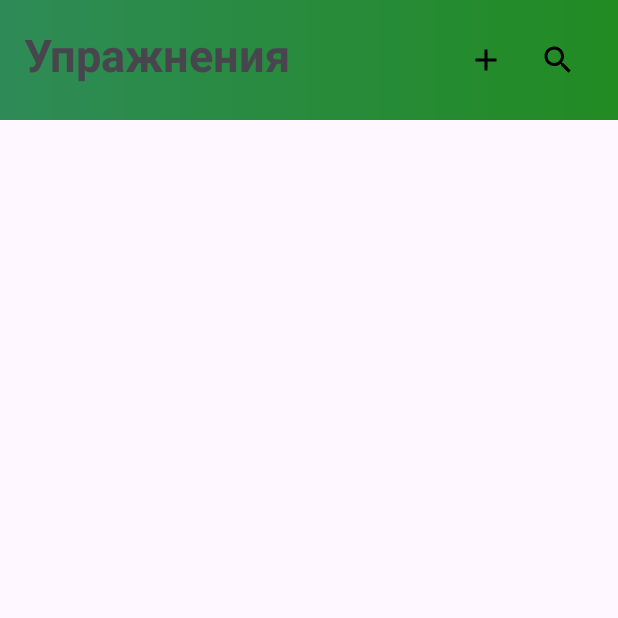
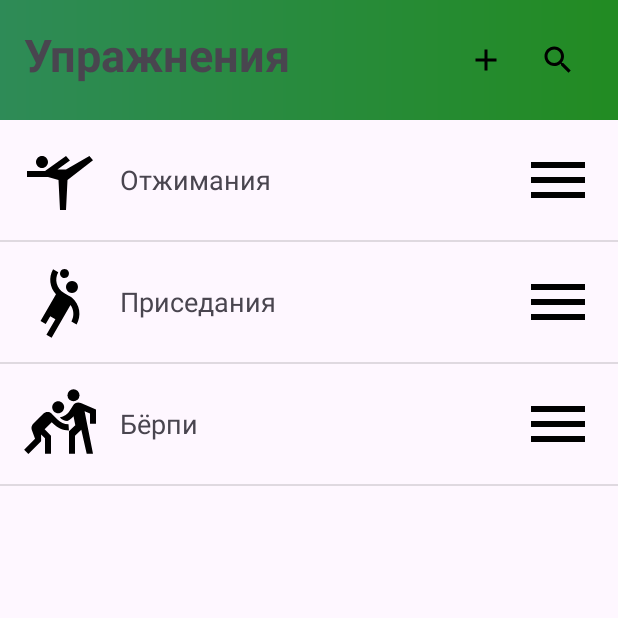
Before and after one commit to ArtyukovNikita/Workaut_helper_app, an Android app: the ExerciseActivity screen opened directly, with no data from a screen before it, on a phone screen of 412 x 824 dp, the top half of it. Run offline under Robolectric (Android 15) with nearby library versions, the phone set to English and light mode, and no system bars.

Commit message:
Соmmit 0.3.3.2: тестовые плашки для списков кат и упр

```diff
--- /dev/null
+++ b/app/src/main/java/com/example/workauthelper/Exercise.java
@@ -0,0 +1,19 @@
+package com.example.workauthelper;
+
+public class Exercise {
+    private String name;
+    private int iconResourceId;
+
+    public Exercise(String name, int iconResourceId) {
+        this.name = name;
+        this.iconResourceId = iconResourceId;
+    }
+
+    public String getName() {
+        return name;
+    }
+
+    public int getIconResourceId() {
+        return iconResourceId;
+    }
+}
--- a/app/src/main/java/com/example/workauthelper/ExerciseActivity.java
+++ b/app/src/main/java/com/example/workauthelper/ExerciseActivity.java
@@ -7,6 +7,7 @@ import android.widget.Button;
 import android.widget.ImageButton;
 import android.widget.ListView;
 import android.widget.TextView;
+import java.util.ArrayList;
 
 public class ExerciseActivity extends AppCompatActivity {
 
@@ -15,12 +16,14 @@ public class ExerciseActivity extends AppCompatActivity {
     private ImageButton addButton; // Добавляем ImageButton для добавления
     private ImageButton searchButton; // Добавляем ImageButton для поиска
 
+    private ArrayList<Exercise> exercises;
+
     @Override
     protected void onCreate(Bundle savedInstanceState) {
         super.onCreate(savedInstanceState);
         setContentView(R.layout.activity_exercise);
 
-        // Инициализация элементов интерфейса
+        // Инициализация элементов интерфейса упражнений
         listView = findViewById(R.id.exercise_list_view);
         TextView title = findViewById(R.id.activity_title);
         addButton = findViewById(R.id.add_button); // Инициализируем ImageButton
@@ -43,5 +46,19 @@ public class ExerciseActivity extends AppCompatActivity {
                 // Код для поиска категории
             }
         });
+
+
+        // Инициализация списка упражнений
+        exercises = new ArrayList<>();
+        exercises.add(new Exercise("Отжимания", R.drawable.ic_push_up)); // Замените на вашу иконку
+        exercises.add(new Exercise("Приседания", R.drawable.ic_squat)); // Замените на вашу иконку
+        exercises.add(new Exercise("Бёрпи", R.drawable.ic_burpee)); // Замените на вашу иконку
+
+        // Инициализация ListView
+        listView = findViewById(R.id.exercise_list_view);
+
+        // Создание адаптера и установка его на ListView
+        ExerciseAdapter adapter = new ExerciseAdapter(this, exercises);
+        listView.setAdapter(adapter);
     }
 }
--- /dev/null
+++ b/app/src/main/java/com/example/workauthelper/ExerciseAdapter.java
@@ -0,0 +1,51 @@
+package com.example.workauthelper;
+
+import android.content.Context;
+import android.view.LayoutInflater;
+import android.view.View;
+import android.view.ViewGroup;
+import android.widget.ArrayAdapter;
+import android.widget.ImageButton;
+import android.widget.ImageView;
+import android.widget.TextView;
+
+
+import androidx.annotation.NonNull;
+import androidx.annotation.Nullable;
+
+import java.util.List;
+
+public class ExerciseAdapter extends ArrayAdapter<Exercise> {
+
+    public ExerciseAdapter(@NonNull Context context, List<Exercise> exercises) {
+        super(context, 0, exercises);
+    }
+
+    @NonNull
+    @Override
+    public View getView(int position, @Nullable View convertView, @NonNull ViewGroup parent) {
+        // Получаем элемент данных для этой позиции
+        Exercise exercise = getItem(position);
+
+        // Проверяем, существует ли уже представление
+        if (convertView == null) {
+            convertView = LayoutInflater.from(getContext()).inflate(R.layout.list_item_exercise, parent, false);
+        }
+
+        // Получаем ссылки на элементы интерфейса
+        ImageView exerciseIcon = convertView.findViewById(R.id.exercise_icon);
+        TextView exerciseName = convertView.findViewById(R.id.exercise_name);
+        ImageButton popupMenuButton = convertView.findViewById(R.id.popup_menu_button);
+
+        // Устанавливаем данные в элементы
+        exerciseName.setText(exercise.getName());
+        exerciseIcon.setImageResource(exercise.getIconResourceId());
+
+        // Обработчик нажатия на кнопку меню
+        popupMenuButton.setOnClickListener(v -> {
+            // Здесь вы можете реализовать popup меню
+        });
+
+        return convertView;
+    }
+}
--- /dev/null
+++ b/app/src/main/res/drawable/ic_burpee.xml
@@ -0,0 +1,11 @@
+<vector xmlns:android="http://schemas.android.com/apk/res/android" android:height="24dp" android:tint="#000000" android:viewportHeight="24" android:viewportWidth="24" android:width="24dp">
+
+    <path android:fillColor="@android:color/white" android:pathData="M16.5,2.38m-2,0a2,2 0,1 1,4 0a2,2 0,1 1,-4 0"/>
+
+    <path android:fillColor="@android:color/white" android:pathData="M24,11.88v-4.7l-5.05,-2.14c-0.97,-0.41 -2.09,-0.06 -2.65,0.84l0,0l-1,1.6c-0.67,1.18 -1.91,2.06 -3.41,2.32l0.06,0.06c0.69,0.69 1.52,1.07 2.46,1.17c0.8,-0.42 1.52,-0.98 2.09,-1.64l0.6,3l-1.16,1.1L15,14.38v0.76v6.74h2v-6l2.1,-2l1.8,8H23l-2.18,-11l-0.62,-3.1l1.8,0.7v3.4H24z"/>
+
+    <path android:fillColor="@android:color/white" android:pathData="M10.29,8.09c0.22,0.15 0.47,0.24 0.72,0.29c0.13,0.02 0.25,0.04 0.38,0.04s0.26,-0.01 0.38,-0.04c0.13,-0.02 0.25,-0.06 0.37,-0.11c0.24,-0.1 0.47,-0.24 0.66,-0.44c0.49,-0.49 0.67,-1.17 0.55,-1.8C13.28,5.66 13.1,5.29 12.8,5c-0.19,-0.19 -0.42,-0.34 -0.66,-0.44c-0.12,-0.05 -0.24,-0.09 -0.37,-0.11s-0.25,-0.04 -0.38,-0.04c-0.12,0 -0.23,0.01 -0.35,0.03c-0.14,0.02 -0.28,0.06 -0.41,0.11C10.4,4.66 10.17,4.81 9.98,5C9.68,5.29 9.5,5.66 9.43,6.03c-0.12,0.63 0.06,1.31 0.55,1.8C10.07,7.93 10.18,8.01 10.29,8.09z"/>
+
+    <path android:fillColor="@android:color/white" android:pathData="M11.24,10.56l-2,-2c-0.1,-0.1 -0.2,-0.18 -0.31,-0.26C8.71,8.16 8.46,8.06 8.21,8.02C8.08,7.99 7.96,7.98 7.83,7.98c-0.51,0 -1.02,0.2 -1.41,0.59l-3.34,3.34c-0.41,0.41 -0.62,0.98 -0.58,1.54C2.5,13.63 2.54,13.82 2.61,14l1.07,2.95l-3.63,3.63L1.46,22l4.24,-4.24v-2.22L7,16.75v5.13h2v-6l-2.12,-2.12l2.36,-2.36l0.71,0.71l0,0c1.29,1.26 2.97,2.04 5.03,2.04l-0.14,-2.07C13.34,12.06 12.14,11.46 11.24,10.56z"/>
+
+</vector>
--- /dev/null
+++ b/app/src/main/res/drawable/ic_exercise.xml
@@ -0,0 +1,5 @@
+<vector xmlns:android="http://schemas.android.com/apk/res/android" android:height="24dp" android:tint="#000000" android:viewportHeight="24" android:viewportWidth="24" android:width="24dp">
+
+    <path android:fillColor="@android:color/white" android:pathData="M12,2C6.48,2 2,6.48 2,12c0,5.52 4.48,10 10,10s10,-4.48 10,-10C22,6.48 17.52,2 12,2zM13,5.3l1.35,-0.95c1.82,0.56 3.37,1.76 4.38,3.34l-0.39,1.34l-1.35,0.46L13,6.7V5.3zM9.65,4.35L11,5.3v1.4L7.01,9.49L5.66,9.03L5.27,7.69C6.28,6.12 7.83,4.92 9.65,4.35zM7.08,17.11l-1.14,0.1C4.73,15.81 4,13.99 4,12c0,-0.12 0.01,-0.23 0.02,-0.35l1,-0.73L6.4,11.4l1.46,4.34L7.08,17.11zM14.5,19.59C13.71,19.85 12.87,20 12,20s-1.71,-0.15 -2.5,-0.41l-0.69,-1.49L9.45,17h5.11l0.64,1.11L14.5,19.59zM14.27,15H9.73l-1.35,-4.02L12,8.44l3.63,2.54L14.27,15zM18.06,17.21l-1.14,-0.1l-0.79,-1.37l1.46,-4.34l1.39,-0.47l1,0.73C19.99,11.77 20,11.88 20,12C20,13.99 19.27,15.81 18.06,17.21z"/>
+
+</vector>
--- /dev/null
+++ b/app/src/main/res/drawable/ic_push_up.xml
@@ -0,0 +1,5 @@
+<vector xmlns:android="http://schemas.android.com/apk/res/android" android:height="24dp" android:tint="#000000" android:viewportHeight="24" android:viewportWidth="24" android:width="24dp">
+
+    <path android:fillColor="@android:color/white" android:pathData="M4,6c0,-1.1 0.9,-2 2,-2s2,0.9 2,2S7.1,8 6,8S4,7.1 4,6zM1,9h6l7,-5l1.31,1.52L11.14,8.5H14L21.8,4L23,5.4L14.5,12L14,22h-2l-0.5,-10L8,11H1V9z"/>
+
+</vector>
--- /dev/null
+++ b/app/src/main/res/drawable/ic_squat.xml
@@ -0,0 +1,9 @@
+<vector xmlns:android="http://schemas.android.com/apk/res/android" android:height="24dp" android:tint="#000000" android:viewportHeight="24" android:viewportWidth="24" android:width="24dp">
+
+    <path android:fillColor="@android:color/white" android:pathData="M14.27,6C13.72,6.95 14.05,8.18 15,8.73c0.95,0.55 2.18,0.22 2.73,-0.73c0.55,-0.95 0.22,-2.18 -0.73,-2.73C16.05,4.72 14.82,5.05 14.27,6z"/>
+
+    <path android:fillColor="@android:color/white" android:pathData="M15.84,10.41c0,0 -1.63,-0.94 -2.6,-1.5c-2.38,-1.38 -3.2,-4.44 -1.82,-6.82l-1.73,-1C8.1,3.83 8.6,7.21 10.66,9.4l-5.15,8.92l1.73,1l1.5,-2.6l1.73,1l-3,5.2l1.73,1l6.29,-10.89c1.14,1.55 1.33,3.69 0.31,5.46l1.73,1C19.13,16.74 18.81,12.91 15.84,10.41z"/>
+
+    <path android:fillColor="@android:color/white" android:pathData="M12.75,3.8c0.72,0.41 1.63,0.17 2.05,-0.55c0.41,-0.72 0.17,-1.63 -0.55,-2.05c-0.72,-0.41 -1.63,-0.17 -2.05,0.55C11.79,2.47 12.03,3.39 12.75,3.8z"/>
+
+</vector>
--- /dev/null
+++ b/app/src/main/res/layout/exercise_popup_menu.xml
@@ -0,0 +1,9 @@
+<?xml version="1.0" encoding="utf-8"?>
+<menu xmlns:android="http://schemas.android.com/apk/res/android">
+    <item
+        android:id="@+id/edit_exercise"
+        android:title="Редактировать" />
+    <item
+        android:id="@+id/delete_exercise"
+        android:title="Удалить" />
+</menu>
--- /dev/null
+++ b/app/src/main/res/layout/list_item_exercise.xml
@@ -0,0 +1,31 @@
+<?xml version="1.0" encoding="utf-8"?>
+<LinearLayout xmlns:android="http://schemas.android.com/apk/res/android"
+    android:layout_width="match_parent"
+    android:layout_height="wrap_content"
+    android:orientation="horizontal"
+    android:padding="16dp"
+    android:gravity="center_vertical">
+
+    <ImageView
+        android:id="@+id/exercise_icon"
+        android:layout_width="48dp"
+        android:layout_height="48dp"
+        android:src="@drawable/ic_exercise"
+        android:contentDescription="Иконка упражнения" />
+
+    <TextView
+        android:id="@+id/exercise_name"
+        android:layout_width="0dp"
+        android:layout_height="wrap_content"
+        android:layout_weight="1"
+        android:paddingStart="16dp"
+        android:textSize="18sp" />
+
+    <ImageButton
+        android:id="@+id/popup_menu_button"
+        android:layout_width="wrap_content"
+        android:layout_height="wrap_content"
+        android:src="@drawable/ic_menu"
+        android:contentDescription="Меню"
+        android:background="?attr/selectableItemBackground" />
+</LinearLayout>
```
